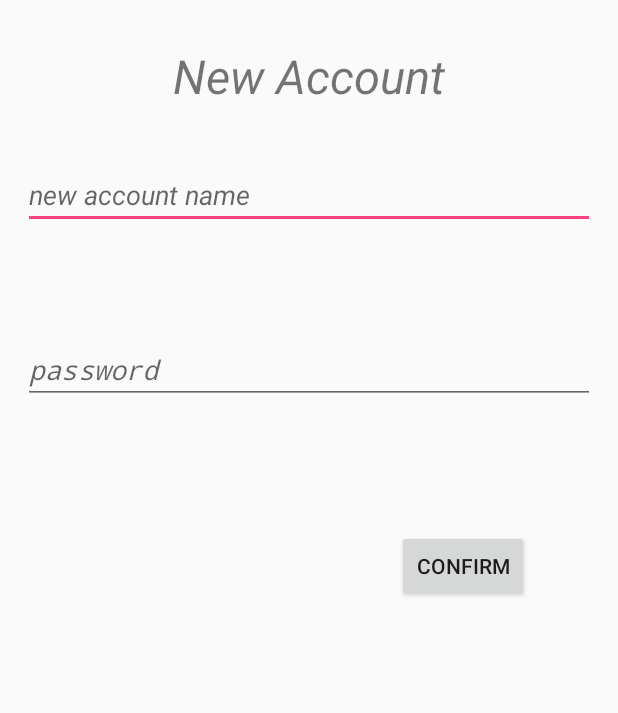
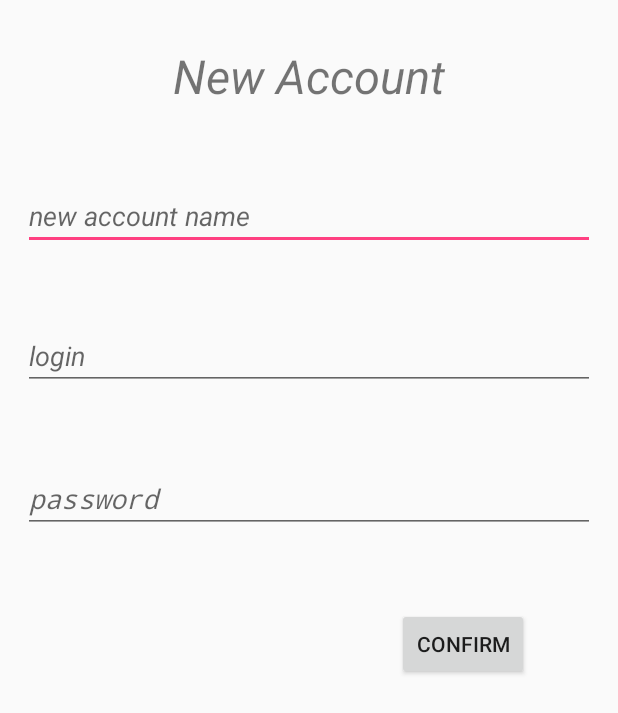
Before and after one commit to rrosatti/my-pass, an Android app: the NewAccountActivity screen opened directly, with no data from a screen before it, on a phone screen of 412 x 824 dp. Shown: the top 713 px of the screen. Run offline under Robolectric (Android 15) with nearby library versions, the phone set to English and light mode, and no system bars.

Commit message:
add new field - login. Change Account, MySQLHelper, AccountsDataSource, new_account.xml, NewAccountActivity, account_list_item.xml, AdapterAccount.

```diff
--- a/app/src/main/java/com/example/rodri/mypass/database/MySQLiteHelper.java
+++ b/app/src/main/java/com/example/rodri/mypass/database/MySQLiteHelper.java
@@ -13,6 +13,7 @@ public class MySQLiteHelper extends SQLiteOpenHelper {
     public static final String TABLE_ACCOUNTS = "accounts";
     public static final String COLUMN_ID = "id";
     public static final String COLUMN_ACCOUNT_NAME = "account_name";
+    public static final String COLUMN_LOGIN = "login";
     public static final String COLUMN_PASSWORD = "password";
 
     public static final String DATABASE_NAME = "accounts.db";
@@ -21,6 +22,7 @@ public class MySQLiteHelper extends SQLiteOpenHelper {
     private static final String DATABASE_CREATE = "create table " + TABLE_ACCOUNTS + "("
                                                     + COLUMN_ID + " integer primary key autoincrement, "
                                                     + COLUMN_ACCOUNT_NAME + " text not null, "
+                                                    + COLUMN_LOGIN + " text not null, "
                                                     + COLUMN_PASSWORD + " text not null);";
 
     public MySQLiteHelper(Context context) {
--- a/app/src/main/java/com/example/rodri/mypass/ui/adapter/AdapterAccount.java
+++ b/app/src/main/java/com/example/rodri/mypass/ui/adapter/AdapterAccount.java
@@ -45,6 +45,7 @@ public class AdapterAccount extends ArrayAdapter<Account> {
 
     public static class ViewHolder {
         public TextView displayAccountName;
+        public TextView displayLogin;
         public Button btGetPass;
     }
 
@@ -57,6 +58,7 @@ public class AdapterAccount extends ArrayAdapter<Account> {
                 holder = new ViewHolder();
 
                 holder.displayAccountName = (TextView) v.findViewById(R.id.showAccountName);
+                holder.displayLogin = (TextView) v.findViewById(R.id.showLogin);
                 holder.btGetPass = (Button) v.findViewById(R.id.btGetPass);
 
                 v.setTag(holder);
@@ -65,6 +67,7 @@ public class AdapterAccount extends ArrayAdapter<Account> {
             }
 
             holder.displayAccountName.setText(lAccount.get(position).getAccountName());
+            holder.displayLogin.setText(lAccount.get(position).getLogin());
 
             holder.btGetPass.setOnClickListener(new View.OnClickListener() {
                 @Override
--- a/app/src/main/res/layout/new_account.xml
+++ b/app/src/main/res/layout/new_account.xml
@@ -17,10 +17,20 @@
         android:layout_width="match_parent"
         android:layout_height="wrap_content"
         android:id="@+id/etAccountName"
-        android:layout_alignParentTop="true"
+        android:layout_marginTop="50dp"
+        android:hint="@string/new_account_name"
+        android:textStyle="italic"
+        android:layout_below="@+id/txtAccount"
+        android:layout_alignParentStart="true" />
+
+    <EditText
+        android:layout_width="match_parent"
+        android:layout_height="wrap_content"
+        android:id="@+id/etLogin"
+        android:layout_below="@+id/etAccountName"
         android:layout_alignParentStart="true"
-        android:layout_marginTop="92dp"
-        android:hint="@string/new_account_name"
+        android:layout_marginTop="48dp"
+        android:hint="@string/login"
         android:textStyle="italic"/>
 
     <EditText
@@ -29,9 +39,9 @@
         android:inputType="textPassword"
         android:ems="10"
         android:id="@+id/etPassword"
-        android:layout_below="@+id/etAccountName"
+        android:layout_below="@+id/etLogin"
         android:layout_alignParentStart="true"
-        android:layout_marginTop="71dp"
+        android:layout_marginTop="50dp"
         android:hint="@string/password"
         android:textStyle="italic"/>
 
@@ -43,7 +53,8 @@
         android:layout_below="@+id/etPassword"
         android:layout_alignEnd="@+id/etPassword"
         android:layout_marginEnd="44dp"
-        android:layout_marginTop="84dp" />
+        android:layout_marginTop="50dp" />
+
 
 
 
--- a/app/src/main/res/values/strings.xml
+++ b/app/src/main/res/values/strings.xml
@@ -13,5 +13,6 @@
     <!-- Hints -->
     <string name="new_account_name">new account name</string>
     <string name="password">password</string>
+    <string name="login">login</string>
 
 </resources>
```
Also changed, not shown: app/src/main/java/com/example/rodri/mypass/account/Account.java (+10 -0 lines), app/src/main/java/com/example/rodri/mypass/database/AccountsDataSource.java (+7 -4 lines), app/src/main/java/com/example/rodri/mypass/ui/activity/NewAccountActivity.java (+6 -2 lines), app/src/main/res/layout/accounts_list_item.xml (+33 -5 lines).
